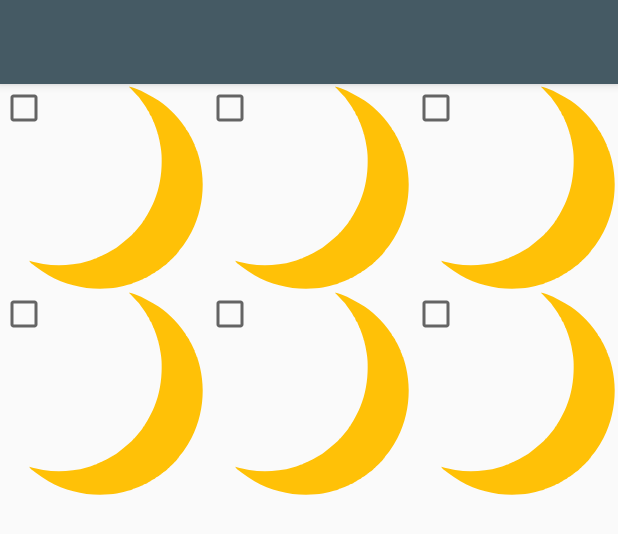
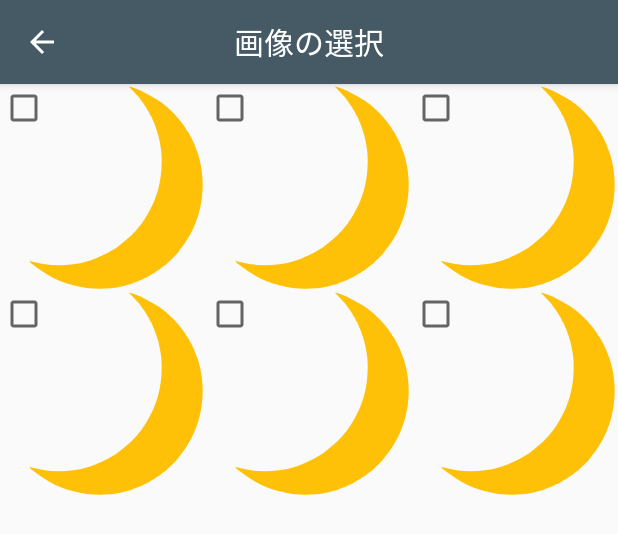
Before and after one commit to kuaddo/Astra, an Android app: the layout fragment_select_images.xml on its own in the app's theme, with its tools: preview values and no code run, on a phone screen of 412 x 824 dp. Shown: the top 534 px of the screen. Run offline under Robolectric (Android 15) with nearby library versions, the phone set to English and light mode, and no system bars.

Commit message:
add icon and title to AppBar.

```diff
--- a/app/src/main/java/jp/shiita/astra/ui/images/SelectImagesFragment.kt
+++ b/app/src/main/java/jp/shiita/astra/ui/images/SelectImagesFragment.kt
@@ -7,6 +7,7 @@ import android.view.View
 import android.view.ViewGroup
 import androidx.fragment.app.viewModels
 import androidx.lifecycle.ViewModelProvider
+import androidx.navigation.fragment.findNavController
 import dagger.android.support.DaggerFragment
 import jp.shiita.astra.R
 import jp.shiita.astra.databinding.FragmentSelectImagesBinding
@@ -44,6 +45,7 @@ class SelectImagesFragment : DaggerFragment() {
     override fun onViewCreated(view: View, savedInstanceState: Bundle?) {
         adapter = ImageAdapter(viewLifecycleOwner)
         binding.recyclerView.adapter = adapter
+        binding.backIcon.setOnClickListener { findNavController().popBackStack() }
         observe()
     }
 
--- /dev/null
+++ b/app/src/main/res/drawable/ic_back.xml
@@ -0,0 +1,10 @@
+<vector xmlns:android="http://schemas.android.com/apk/res/android"
+    android:width="24dp"
+    android:height="24dp"
+    android:tint="#FFFFFF"
+    android:viewportWidth="24.0"
+    android:viewportHeight="24.0">
+    <path
+        android:fillColor="#FF000000"
+        android:pathData="M20,11H7.83l5.59,-5.59L12,4l-8,8 8,8 1.41,-1.41L7.83,13H20v-2z" />
+</vector>
--- a/app/src/main/res/layout/fragment_select_images.xml
+++ b/app/src/main/res/layout/fragment_select_images.xml
@@ -24,7 +24,23 @@
 
             <androidx.appcompat.widget.Toolbar
                 android:layout_width="match_parent"
-                android:layout_height="?attr/actionBarSize" />
+                android:layout_height="?attr/actionBarSize">
+
+                <ImageView
+                    android:id="@+id/backIcon"
+                    android:layout_width="wrap_content"
+                    android:layout_height="wrap_content"
+                    android:src="@drawable/ic_back" />
+
+                <TextView
+                    android:layout_width="wrap_content"
+                    android:layout_height="wrap_content"
+                    android:layout_gravity="center"
+                    android:text="@string/select_images_title"
+                    android:textColor="@color/white"
+                    android:textSize="20dp"
+                    tools:ignore="SpUsage" />
+            </androidx.appcompat.widget.Toolbar>
 
         </com.google.android.material.appbar.AppBarLayout>
 
--- a/app/src/main/res/values/strings.xml
+++ b/app/src/main/res/values/strings.xml
@@ -21,5 +21,7 @@
     <string name="notification_in_talk_title">通話中…</string>
     <string name="notification_hang_up_text">通話終了</string>
 
+    <string name="select_images_title">画像の選択</string>
+
     <string name="debug_celestial_grid">phi = %1$d, theta = %2$d</string>
 </resources>
```
